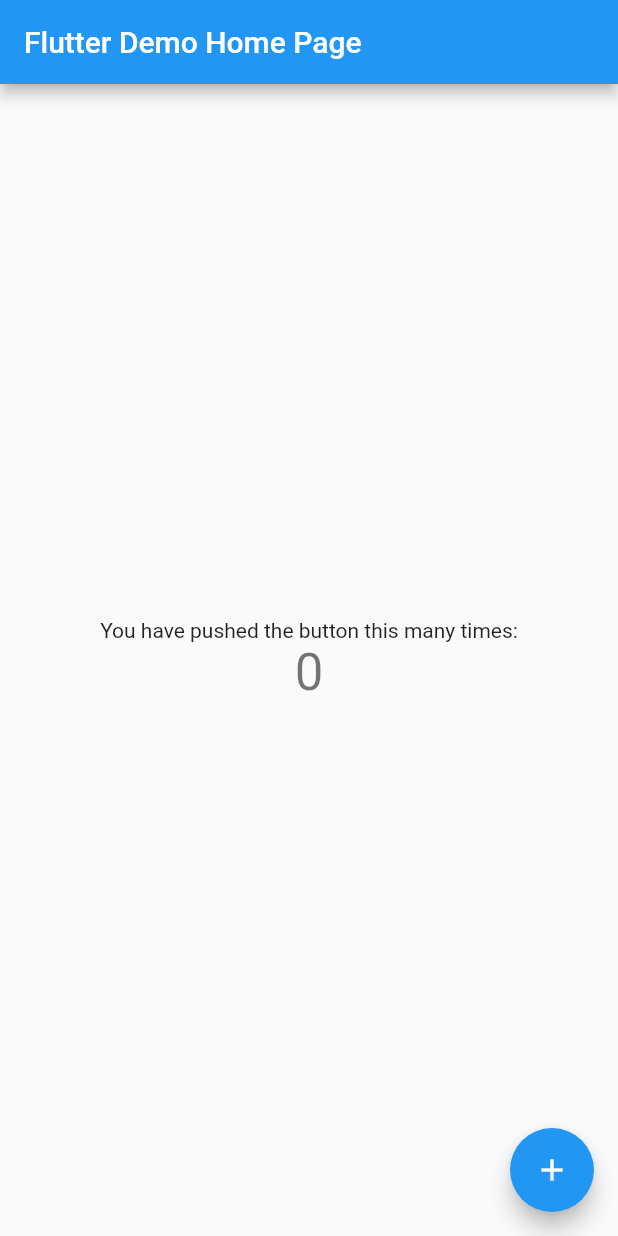
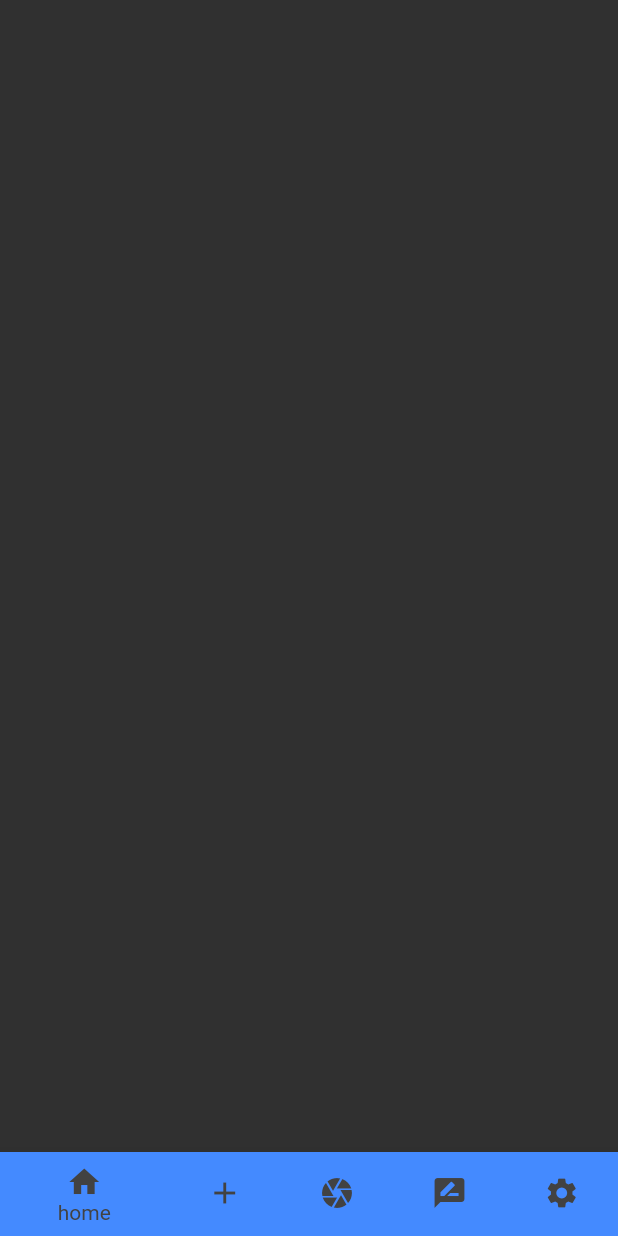
Before and after one commit to Treflor/Mobile-UI, a Flutter app: the screen it shows after launch, on a phone screen of 412 x 824 dp. Run offline on Flutter 3.47's test engine with Material 2 defaults, Android fonts, the phone set to English and light mode, and no system bars.

```diff
--- a/mobile_ui/lib/main.dart
+++ b/mobile_ui/lib/main.dart
@@ -1,4 +1,5 @@
 import 'package:flutter/material.dart';
+import 'package:mobile_ui/screens/home_screen.dart';
 
 void main() => runApp(MyApp());
 
@@ -7,105 +8,12 @@ class MyApp extends StatelessWidget {
   @override
   Widget build(BuildContext context) {
     return MaterialApp(
-      title: 'Flutter Demo',
+      title: 'Treflor',
       theme: ThemeData(
-        // This is the theme of your application.
-        //
-        // Try running your application with "flutter run". You'll see the
-        // application has a blue toolbar. Then, without quitting the app, try
-        // changing the primarySwatch below to Colors.green and then invoke
-        // "hot reload" (press "r" in the console where you ran "flutter run",
-        // or simply save your changes to "hot reload" in a Flutter IDE).
-        // Notice that the counter didn't reset back to zero; the application
-        // is not restarted.
         primarySwatch: Colors.blue,
+        brightness: Brightness.dark,
       ),
-      home: MyHomePage(title: 'Flutter Demo Home Page'),
+      home: HomeScreen(),
     );
   }
 }
-
-class MyHomePage extends StatefulWidget {
-  MyHomePage({Key key, this.title}) : super(key: key);
-
-  // This widget is the home page of your application. It is stateful, meaning
-  // that it has a State object (defined below) that contains fields that affect
-  // how it looks.
-
-  // This class is the configuration for the state. It holds the values (in this
-  // case the title) provided by the parent (in this case the App widget) and
-  // used by the build method of the State. Fields in a Widget subclass are
-  // always marked "final".
-
-  final String title;
-
-  @override
-  _MyHomePageState createState() => _MyHomePageState();
-}
-
-class _MyHomePageState extends State<MyHomePage> {
-  int _counter = 0;
-
-  void _incrementCounter() {
-    setState(() {
-      // This call to setState tells the Flutter framework that something has
-      // changed in this State, which causes it to rerun the build method below
-      // so that the display can reflect the updated values. If we changed
-      // _counter without calling setState(), then the build method would not be
-      // called again, and so nothing would appear to happen.
-      _counter++;
-    });
-  }
-
-  @override
-  Widget build(BuildContext context) {
-    // This method is rerun every time setState is called, for instance as done
-    // by the _incrementCounter method above.
-    //
-    // The Flutter framework has been optimized to make rerunning build methods
-    // fast, so that you can just rebuild anything that needs updating rather
-    // than having to individually change instances of widgets.
-    return Scaffold(
-      appBar: AppBar(
-        // Here we take the value from the MyHomePage object that was created by
-        // the App.build method, and use it to set our appbar title.
-        title: Text(widget.title),
-      ),
-      body: Center(
-        // Center is a layout widget. It takes a single child and positions it
-        // in the middle of the parent.
-        child: Column(
-          // Column is also layout widget. It takes a list of children and
-          // arranges them vertically. By default, it sizes itself to fit its
-          // children horizontally, and tries to be as tall as its parent.
-          //
-          // Invoke "debug painting" (press "p" in the console, choose the
-          // "Toggle Debug Paint" action from the Flutter Inspector in Android
-          // Studio, or the "Toggle Debug Paint" command in Visual Studio Code)
-          // to see the wireframe for each widget.
-          //
-          // Column has various properties to control how it sizes itself and
-          // how it positions its children. Here we use mainAxisAlignment to
-          // center the children vertically; the main axis here is the vertical
-          // axis because Columns are vertical (the cross axis would be
-          // horizontal).
-          mainAxisAlignment: MainAxisAlignment.center,
-          children: <Widget>[
-            Text(
-              'You have pushed the button this many times:',
-            ),
-            Text(
-              '$_counter',
-              style: Theme.of(context).textTheme.display1,
-            ),
-          ],
-        ),
-      ),
-      floatingActionButton: FloatingActionButton(
-        onPressed: _incrementCounter,
-        tooltip: 'Increment',
-        child: Icon(Icons.add),
-      ), // This trailing comma makes auto-formatting nicer for build methods.
-    );
-  }
-}
--- /dev/null
+++ b/mobile_ui/lib/screens/home_screen.dart
@@ -0,0 +1,50 @@
+import 'package:flutter/material.dart';
+
+class HomeScreen extends StatefulWidget {
+  @override
+  _HomeScreenState createState() => _HomeScreenState();
+}
+
+class _HomeScreenState extends State<HomeScreen> {
+  var _selectedIndex = 0;
+
+  void _onItemTapped(int index) {
+    setState(() {
+      _selectedIndex = index;
+    });
+  }
+
+  @override
+  Widget build(BuildContext context) {
+    return Scaffold(
+      body: Container(),
+      bottomNavigationBar: BottomNavigationBar(
+        currentIndex: _selectedIndex,
+        onTap: _onItemTapped,
+        type: BottomNavigationBarType.shifting,
+        items: [
+          BottomNavigationBarItem(
+              title: Text('home'),
+              icon: Icon(Icons.home),
+              backgroundColor: Colors.blueAccent),
+          BottomNavigationBarItem(
+              title: Text('Add'),
+              icon: Icon(Icons.add),
+              backgroundColor: Colors.amberAccent),
+          BottomNavigationBarItem(
+              title: Text('Camera'),
+              icon: Icon(Icons.camera),
+              backgroundColor: Colors.greenAccent),
+          BottomNavigationBarItem(
+              title: Text('Routes'),
+              icon: Icon(Icons.rate_review),
+              backgroundColor: Colors.cyanAccent),
+          BottomNavigationBarItem(
+              title: Text('Settings'),
+              icon: Icon(Icons.settings),
+              backgroundColor: Colors.redAccent),
+        ],
+      ),
+    );
+  }
+}
```
